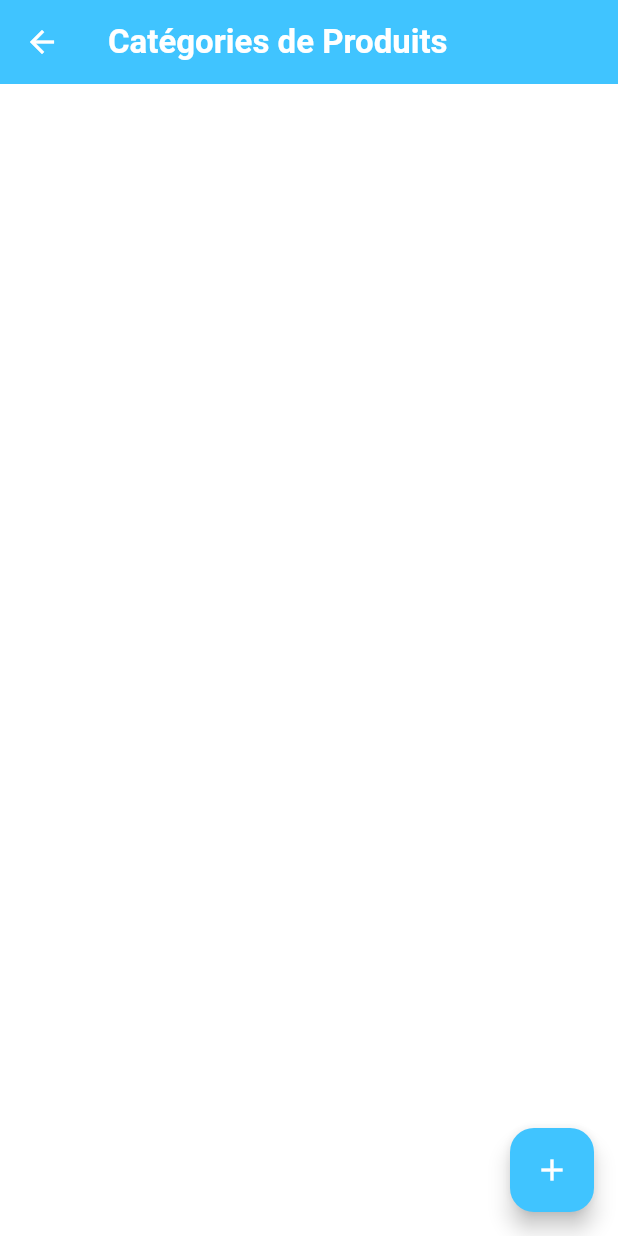
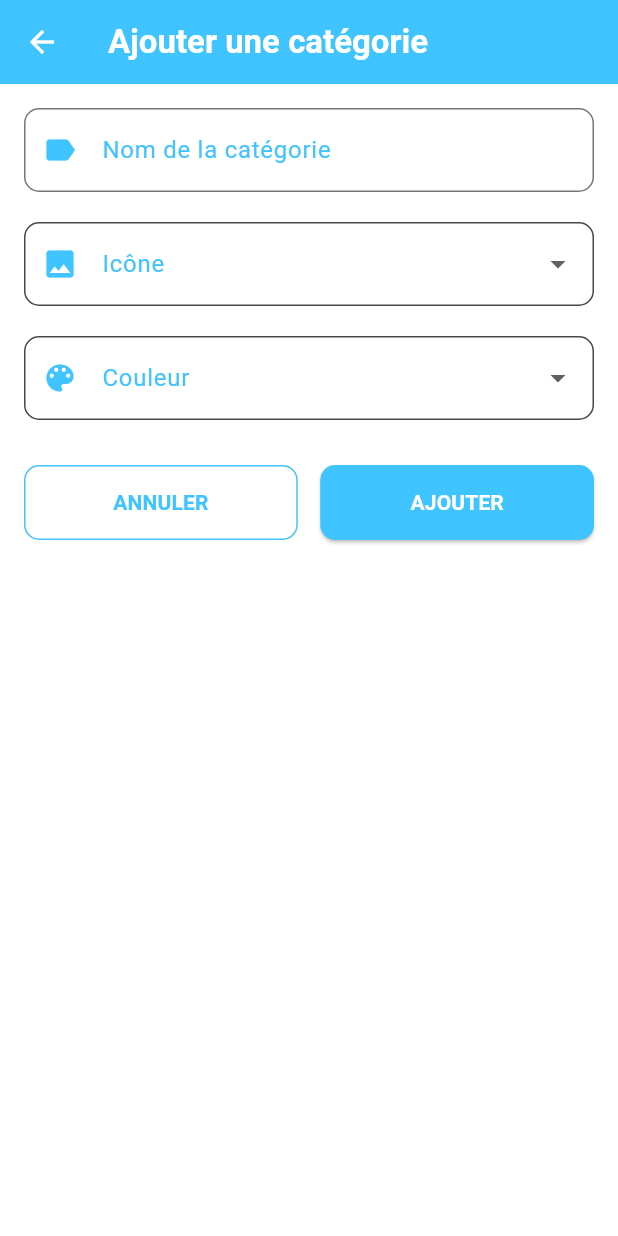
Before and after one commit to ElhaddajAya/inventory-management-app, a Flutter app: the CategoryScreen screen opened directly, after a tap on the "add" icon, on a phone screen of 412 x 824 dp. Run offline on Flutter 3.47's test engine with Material 3 defaults, Android fonts, the phone set to English and light mode, and no system bars; network calls fail.

Commit message:
AddCategory - set

```diff
--- /dev/null
+++ b/lib/Screens/AddCategoryScreen.dart
@@ -0,0 +1,196 @@
+import 'package:flutter/material.dart';
+import 'package:http/http.dart' as http;
+import 'dart:convert';
+
+class AddCategoryScreen extends StatefulWidget {
+  @override
+  _AddCategoryScreenState createState() => _AddCategoryScreenState();
+}
+
+class _AddCategoryScreenState extends State<AddCategoryScreen> {
+  final _formKey = GlobalKey<FormState>();
+  final TextEditingController _nameController = TextEditingController();
+
+  IconData? _selectedIcon;
+  Color? _selectedColor;
+
+  final Map<String, IconData> _icons = {
+    "medical_services": Icons.medical_services,
+    "healing": Icons.healing,
+    "local_florist": Icons.local_florist,
+    "liquor": Icons.liquor,
+    "sanitizer": Icons.sanitizer,
+    "cloud": Icons.cloud,
+  };
+
+  final Map<String, Color> _colors = {
+    "orange": Colors.orange,
+    "lightGreen": Colors.lightGreen,
+    "lightBlue": Colors.lightBlue,
+    "redAccent": Colors.redAccent,
+    "cyan": Colors.cyan,
+    "deepPurpleAccent": Colors.deepPurpleAccent,
+  };
+
+  Future<void> _submitCategory() async {
+    if (_formKey.currentState!.validate() && _selectedIcon != null && _selectedColor != null) {
+      final iconName = _icons.entries.firstWhere((e) => e.value == _selectedIcon).key;
+      final colorName = _colors.entries.firstWhere((e) => e.value == _selectedColor).key;
+
+      final response = await http.post(
+        Uri.parse("http://192.168.1.6/pharmacy_api/api.php"),
+        body: {
+          "action": "add_category",
+          "name": _nameController.text,
+          "icon": iconName,
+          "color": colorName,
+        },
+      );
+
+      print('Status code: ${response.statusCode}');
+      print('Response body: ${response.body}');
+
+      final data = jsonDecode(response.body);
+
+      if (response.statusCode == 200 && data['success'] == true) {
+        // Créer un objet Category avec les informations
+        final newCategory = {
+          'name': _nameController.text,
+          'icon': _icons.entries.firstWhere((e) => e.value == _selectedIcon).key,
+          'color': _colors.entries.firstWhere((e) => e.value == _selectedColor).key,
+        };
+
+        // Retourner à la page de liste avec la nouvelle catégorie
+        Navigator.pop(context, newCategory);
+      } else {
+      ScaffoldMessenger.of(context).showSnackBar(
+        SnackBar(content: Text("Échec de l'ajout de la catégorie.")),
+      );
+    }
+    }
+  }
+
+  @override
+  Widget build(BuildContext context) {
+    return Scaffold(
+      backgroundColor: Colors.white,
+      appBar: AppBar(
+        title: Text("Ajouter une catégorie", style: TextStyle(fontWeight: FontWeight.bold)),
+        backgroundColor: Colors.lightBlueAccent,
+        foregroundColor: Colors.white,
+      ),
+      body: SingleChildScrollView(
+        padding: EdgeInsets.all(16),
+        child: Form(
+          key: _formKey,
+          child: Column(
+            crossAxisAlignment: CrossAxisAlignment.start,
+            children: [
+              TextFormField(
+                controller: _nameController,
+                decoration: InputDecoration(
+                  labelText: "Nom de la catégorie",
+                  labelStyle: TextStyle(color: Colors.lightBlueAccent),
+                  prefixIcon: Icon(Icons.label, color: Colors.lightBlueAccent),
+                  border: OutlineInputBorder(borderRadius: BorderRadius.circular(10)),
+                  focusedBorder: OutlineInputBorder(
+                    borderRadius: BorderRadius.circular(10),
+                    borderSide: BorderSide(color: Colors.lightBlueAccent, width: 2),
+                  ),
+                ),
+                validator: (value) {
+                  if (value == null || value.isEmpty) {
+                    return "Veuillez entrer un nom";
+                  }
+                  return null;
+                },
+              ),
+              SizedBox(height: 20),
+              DropdownButtonFormField<IconData>(
+                value: _selectedIcon,
+                decoration: InputDecoration(
+                  fillColor: Colors.white,
+                  filled: true,
+                  labelText: "Icône",
+                  labelStyle: TextStyle(color: Colors.lightBlueAccent),
+                  prefixIcon: Icon(Icons.image, color: Colors.lightBlueAccent),
+                  border: OutlineInputBorder(borderRadius: BorderRadius.circular(10)),
+                  focusedBorder: OutlineInputBorder(
+                    borderRadius: BorderRadius.circular(10),
+                    borderSide: BorderSide(color: Colors.lightBlueAccent, width: 2),
+                  ),
+                ),
+                dropdownColor: Colors.white,
+                items: _icons.entries.map((entry) {
+                  return DropdownMenuItem<IconData>(
+                    value: entry.value,
+                    child: Row(children: [Icon(entry.value), SizedBox(width: 10), Text(entry.key)]),
+                  );
+                }).toList(),
+                onChanged: (value) => setState(() => _selectedIcon = value),
+                validator: (value) => value == null ? "Veuillez sélectionner une icône" : null,
+              ),
+              SizedBox(height: 20),
+              DropdownButtonFormField<Color>(
+                value: _selectedColor,
+                decoration: InputDecoration(
+                  labelText: "Couleur",
+                  labelStyle: TextStyle(color: Colors.lightBlueAccent),
+                  prefixIcon: Icon(Icons.color_lens, color: Colors.lightBlueAccent),
+                  border: OutlineInputBorder(borderRadius: BorderRadius.circular(10)),
+                  focusedBorder: OutlineInputBorder(
+                    borderRadius: BorderRadius.circular(10),
+                    borderSide: BorderSide(color: Colors.lightBlueAccent, width: 2),
+                  ),
+                  fillColor: Colors.white,
+                  filled: true,
+                ),
+                dropdownColor: Colors.white,
+                items: _colors.entries.map((entry) {
+                  return DropdownMenuItem<Color>(
+                    value: entry.value,
+                    child: Row(children: [
+                      Container(width: 20, height: 20, decoration: BoxDecoration(color: entry.value, shape: BoxShape.circle)),
+                      SizedBox(width: 10),
+                      Text(entry.key)
+                    ]),
+                  );
+                }).toList(),
+                onChanged: (value) => setState(() => _selectedColor = value),
+                validator: (value) => value == null ? "Veuillez sélectionner une couleur" : null,
+              ),
+              SizedBox(height: 30),
+              Row(
+                children: [
+                  Expanded(
+                    child: OutlinedButton(
+                      onPressed: () => Navigator.pop(context),
+                      style: OutlinedButton.styleFrom(
+                        side: BorderSide(color: Colors.lightBlueAccent),
+                        padding: EdgeInsets.symmetric(vertical: 15),
+                        shape: RoundedRectangleBorder(borderRadius: BorderRadius.circular(10)),
+                      ),
+                      child: Text("ANNULER", style: TextStyle(color: Colors.lightBlueAccent, fontWeight: FontWeight.bold)),
+                    ),
+                  ),
+                  SizedBox(width: 15),
+                  Expanded(
+                    child: ElevatedButton(
+                      onPressed: _submitCategory,
+                      style: ElevatedButton.styleFrom(
+                        backgroundColor: Colors.lightBlueAccent,
+                        padding: EdgeInsets.symmetric(vertical: 15),
+                        shape: RoundedRectangleBorder(borderRadius: BorderRadius.circular(10)),
+                      ),
+                      child: Text("AJOUTER", style: TextStyle(color: Colors.white, fontWeight: FontWeight.bold)),
+                    ),
+                  ),
+                ],
+              )
+            ],
+          ),
+        ),
+      ),
+    );
+  }
+}
--- a/lib/Screens/CategoryScreen.dart
+++ b/lib/Screens/CategoryScreen.dart
@@ -1,6 +1,7 @@
 import 'package:flutter/material.dart';
 import 'dart:convert';
 import 'package:http/http.dart' as http;
+import 'package:pharmacy_stock_management_app/Screens/AddCategoryScreen.dart';
 import 'MedicineListScreen.dart';
 
 class CategoryScreen extends StatefulWidget {
@@ -19,6 +20,7 @@ class _CategoryScreen extends State<CategoryScreen> {
   // ];
 
   List<Map<String, dynamic>> categories = [];
+  bool isLoading = true;
 
   @override
   void initState() {
@@ -28,7 +30,7 @@ class _CategoryScreen extends State<CategoryScreen> {
 
   Future<void> fetchCategories() async {
     final response = await http.post(
-      Uri.parse("http://192.168.1.6/pharmacy_api/api.php"), // Remplace l'URL selon ton cas
+      Uri.parse("http://192.168.1.6/pharmacy_api/api.php"),
       body: {"action": "list_categories"},
     );
 
@@ -42,9 +44,13 @@ class _CategoryScreen extends State<CategoryScreen> {
             "color": _getColor(item["color"]),
           };
         }).toList();
+        isLoading = false; // <-- Ajouté ici
       });
     } else {
       print("Erreur lors du chargement des catégories");
+      setState(() {
+        isLoading = false;
+      });
     }
   }
 
@@ -84,48 +90,38 @@ class _CategoryScreen extends State<CategoryScreen> {
         backgroundColor: Colors.lightBlueAccent,
         foregroundColor: Colors.white,
       ),
-      body: Padding(
+      body: isLoading
+          ? Center(child: Text("Chargement...", style: TextStyle(fontSize: 17),))
+          : Padding(
         padding: EdgeInsets.all(10),
         child: GridView.builder(
           gridDelegate: SliverGridDelegateWithFixedCrossAxisCount(
-            crossAxisCount: 3, // Nombre de colonnes (3 cases par ligne)
-            crossAxisSpacing: 7, // Espacement horizontal entre les cases
-            mainAxisSpacing: 7, // Espacement vertical entre les cases
+            crossAxisCount: 3,
+            crossAxisSpacing: 7,
+            mainAxisSpacing: 7,
           ),
           itemCount: categories.length,
           itemBuilder: (context, index) {
             return GestureDetector(
-              // Lorsque l'utilisateur clique sur une catégorie, on ouvre l'écran des médicaments
               onTap: () {
                 Navigator.push(
-                  context,
-                  MaterialPageRoute(builder: (context) => MedicineListScreen(category: categories[index]["name"]))
+                    context,
+                    MaterialPageRoute(builder: (context) => MedicineListScreen(category: categories[index]["name"]))
                 );
               },
               onLongPress: () {
-                // Afficher le menu contextuel
                 _showCategoryMenu(context, categories[index]["name"]);
               },
               child: Card(
                 color: Colors.white,
-                elevation: 4, // Ombre autour des cartes pour un effet 3D
-                shape: RoundedRectangleBorder(
-                  borderRadius: BorderRadius.circular(10)
-                ),
+                elevation: 4,
+                shape: RoundedRectangleBorder(borderRadius: BorderRadius.circular(10)),
                 child: Column(
-                  mainAxisAlignment: MainAxisAlignment.center, // Centrer le contenu verticalement
+                  mainAxisAlignment: MainAxisAlignment.center,
                   children: [
-                    Icon(
-                      categories[index]["icon"],
-                      size: 30,
-                      color: categories[index]["color"],
-                    ),
-                    SizedBox(height: 10), // Espacement entre l'icône et le texte
-                    Text(
-                      categories[index]["name"],
-                      textAlign: TextAlign.center,
-                      style: TextStyle(fontWeight: FontWeight.bold, fontSize: 13),
-                    )
+                    Icon(categories[index]["icon"], size: 30, color: categories[index]["color"]),
+                    SizedBox(height: 10),
+                    Text(categories[index]["name"], textAlign: TextAlign.center, style: TextStyle(fontWeight: FontWeight.bold, fontSize: 13)),
                   ],
                 ),
               ),
@@ -135,7 +131,22 @@ class _CategoryScreen extends State<CategoryScreen> {
       ),
       floatingActionButton: FloatingActionButton(
         backgroundColor: Colors.lightBlueAccent,
-        onPressed: () {},
+        onPressed: () async {
+          final newCategory = await Navigator.push(
+            context,
+            MaterialPageRoute(builder: (context) => AddCategoryScreen()),
+          );
+
+          if (newCategory != null) {
+            setState(() {
+              categories.add({
+                "name": newCategory["name"],
+                "icon": _getIconData(newCategory["icon"]),
+                "color": _getColor(newCategory["color"]),
+              });
+            });
+          }
+        },
         child: Icon(Icons.add),
         foregroundColor: Colors.white,
       ),
```
